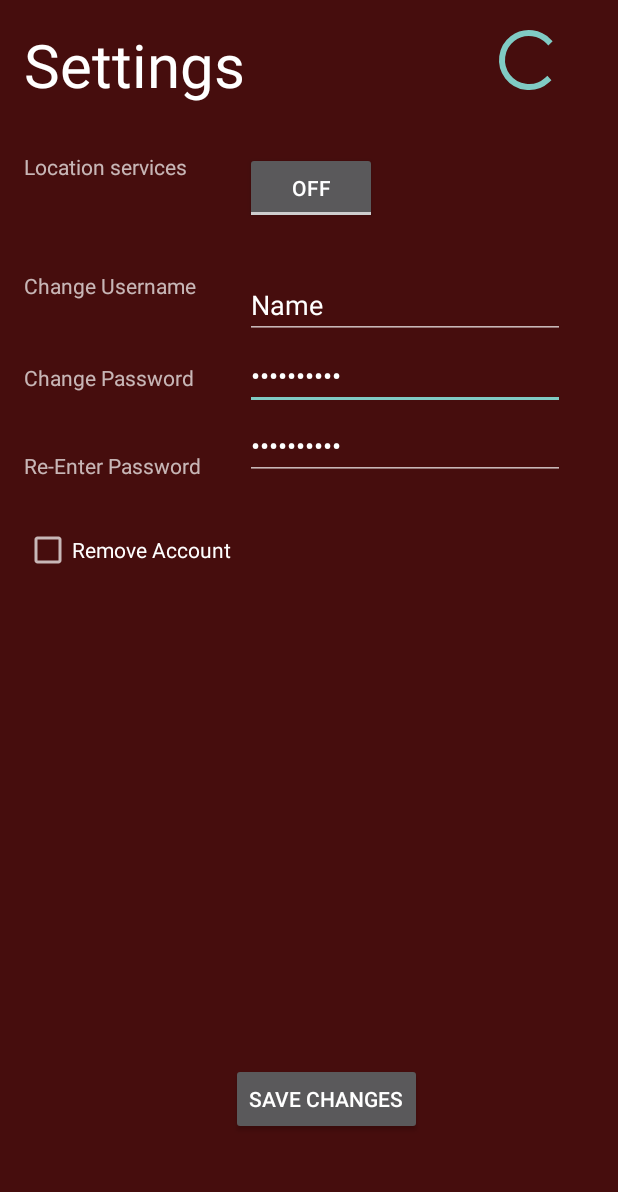
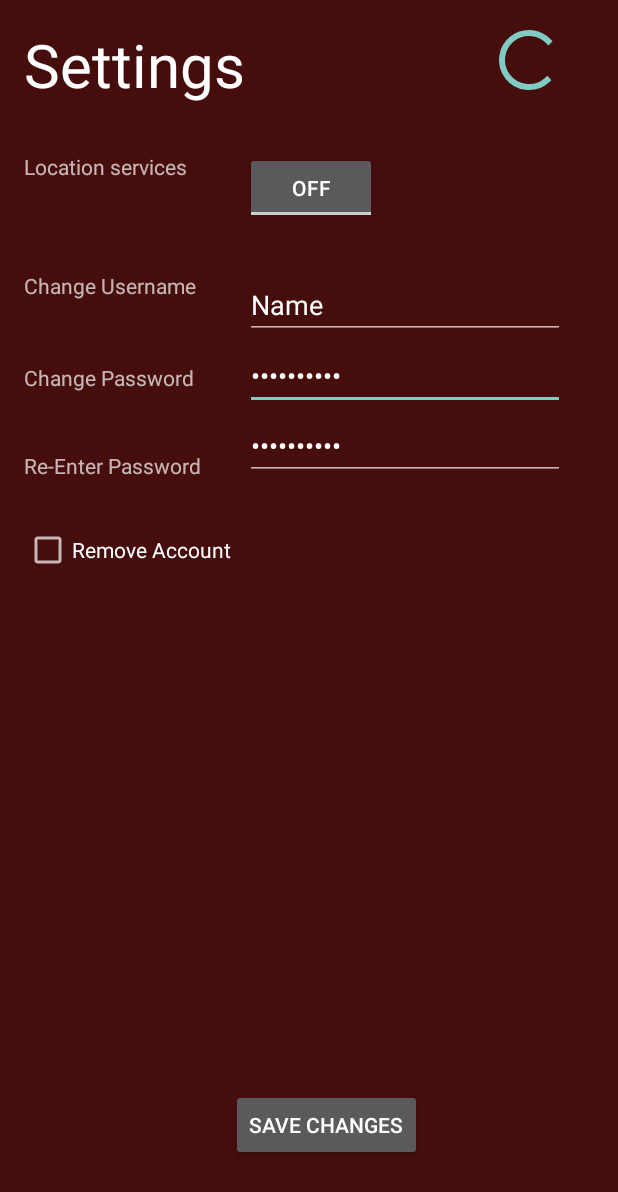
Before and after one commit to jqj8595/uMenu, an Android app: the Setting_activity screen opened directly, with no data from a screen before it, on a phone screen of 412 x 824 dp. Shown: the top 1192 px of the screen. Run offline under Robolectric (Android 15) with nearby library versions, the phone set to English and light mode, and no system bars.

```diff
--- a/app/src/main/res/layout/activity_setting_activity.xml
+++ b/app/src/main/res/layout/activity_setting_activity.xml
@@ -75,15 +75,6 @@
         android:layout_alignLeft="@+id/editText2"
         android:layout_alignStart="@+id/editText2" />
 
-    <Button
-        android:text="Save Changes"
-        android:layout_width="wrap_content"
-        android:layout_height="wrap_content"
-        android:layout_alignParentBottom="true"
-        android:layout_toEndOf="@+id/checkBox"
-        android:layout_marginBottom="51dp"
-        android:id="@+id/button2" />
-
     <ProgressBar
         style="?android:attr/progressBarStyle"
         android:layout_width="wrap_content"
@@ -93,13 +84,15 @@
         android:id="@+id/progressBar2" />
 
     <CheckBox
+        android:id="@+id/delete_account"
         android:text="Remove Account"
         android:layout_width="wrap_content"
         android:layout_height="wrap_content"
-        android:id="@+id/checkBox"
         android:layout_below="@+id/textView2"
         android:layout_alignParentStart="true"
+        android:onClick="onCheckboxClicked"
         android:layout_marginTop="89dp" />
+
 
     <TextView
         android:layout_width="wrap_content"
@@ -128,5 +121,14 @@
         android:layout_alignEnd="@+id/editText"
         android:id="@+id/editText5" />
 
+    <Button
+        android:text="Save Changes"
+        android:layout_width="wrap_content"
+        android:layout_height="wrap_content"
+        android:layout_marginBottom="34dp"
+        android:id="@+id/save"
+        android:layout_alignParentBottom="true"
+        android:layout_toEndOf="@+id/delete_account" />
+
 
 </RelativeLayout>
```
Also changed, not shown: app/src/main/java/com/umenu/umenu/Setting_activity.java (+114 -2 lines), app/src/main/res/layout/activity_homepage.xml (+4 -3 lines).
